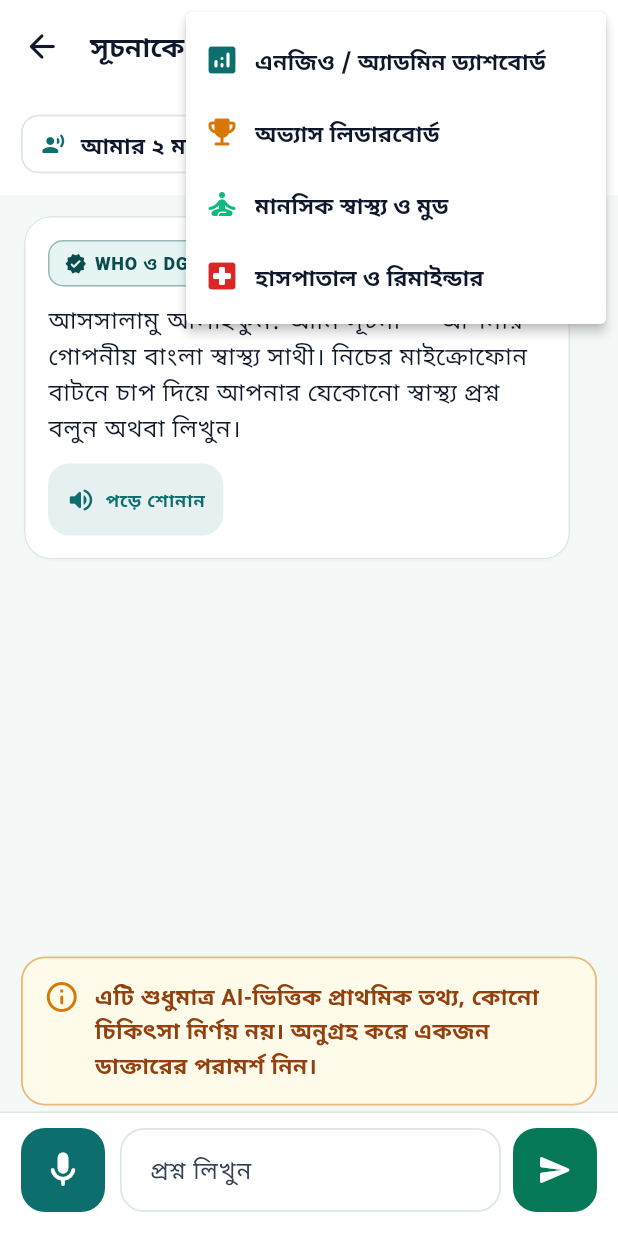
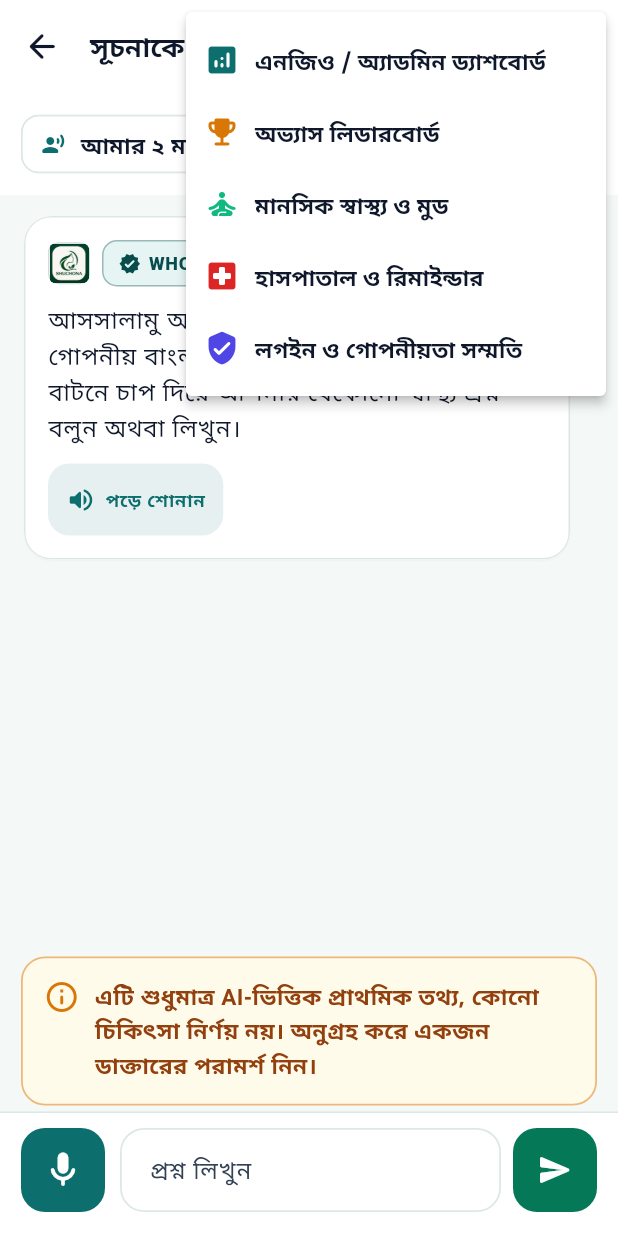
Before and after one commit to ftniloy5757/SHUCHONA, a Flutter app: the VoiceChatbotScreen screen opened by its route, after a tap on the "more vert" icon, on a phone screen of 412 x 824 dp. Run offline on Flutter 3.47's test engine with Material 3 defaults, Android fonts, the phone set to English and light mode, and no system bars; our stand-ins replace cloud_firestore, connectivity_plus, firebase_auth, firebase_core, firebase_messaging, fl_chart and 11 more; accounts and stored records are empty.

Commit message:
feat: apply official shuchona_logo branding across all screens & app icons + auto demo login
- Use shuchona_logo.png across Android legacy & adaptive/monochrome icons (mipmap-*, drawable-*),
  Android splash screen, notification status icon, iOS/macOS AppIcons, Web PWA icons, and README.md.
- Add bundled assets/branding/shuchona_logo.png + ShuchonaLogo widget across AppBar, Onboarding,
  Informed Consent, Voice Chatbot assistant cards, and Craving SOS modal.
- Enable automatic Demo Tester login + consent on fresh install so APK testers enter /home
  immediately without credentials (with Login & Privacy Consent still accessible via Menu/Settings).
- Rebuild & verify signed Release APK v1.0.0+2 (43.3 MB) on Pixel 9 Android emulator.

```diff
--- a/lib/core/offline_sync/notification_service.dart
+++ b/lib/core/offline_sync/notification_service.dart
@@ -94,7 +94,9 @@ class NotificationService {
         tz.setLocalLocation(tz.getLocation('Asia/Dhaka'));
       } catch (_) {}
 
-      const androidInit = AndroidInitializationSettings('@mipmap/ic_launcher');
+      const androidInit = AndroidInitializationSettings(
+        '@drawable/ic_stat_shuchona',
+      );
       const darwinInit = DarwinInitializationSettings(
         requestAlertPermission: false,
         requestBadgePermission: false,
@@ -167,6 +169,7 @@ class NotificationService {
           channelDescription: 'Bangla voice dosage and daily health reminders',
           importance: Importance.high,
           priority: Priority.high,
+          largeIcon: DrawableResourceAndroidBitmap('@mipmap/ic_launcher'),
         ),
         iOS: DarwinNotificationDetails(),
       );
@@ -211,6 +214,7 @@ class NotificationService {
           channelDescription: 'High-priority blood SOS and urgent alerts',
           importance: Importance.max,
           priority: Priority.max,
+          largeIcon: DrawableResourceAndroidBitmap('@mipmap/ic_launcher'),
         ),
         iOS: DarwinNotificationDetails(),
       );
--- a/lib/core/widgets/shuchona_app_bar.dart
+++ b/lib/core/widgets/shuchona_app_bar.dart
@@ -4,6 +4,7 @@ import 'package:go_router/go_router.dart';
 import 'package:shuchona/core/localization/app_strings.dart';
 import 'package:shuchona/core/offline_sync/app_state_providers.dart';
 import 'package:shuchona/core/theme/app_colors.dart';
+import 'package:shuchona/core/widgets/shuchona_logo.dart';
 
 /// Shared Enterprise Top App Bar featuring:
 /// - Instant Bangla <-> English runtime switcher
@@ -51,26 +52,7 @@ class ShuchonaAppBar extends ConsumerWidget implements PreferredSizeWidget {
       title: Row(
         children: [
           if (!showBackButton) ...[
-            Container(
-              width: 36,
-              height: 36,
-              decoration: BoxDecoration(
-                color: isDark
-                    ? AppColors.darkAccentBlue
-                    : AppColors.primaryTeal,
-                borderRadius: BorderRadius.circular(11),
-              ),
-              child: Center(
-                child: Text(
-                  'সূ',
-                  style: TextStyle(
-                    color: isDark ? AppColors.darkCanvas : Colors.white,
-                    fontSize: 20,
-                    fontWeight: FontWeight.w900,
-                  ),
-                ),
-              ),
-            ),
+            const ShuchonaLogo(size: 38),
             const SizedBox(width: 10),
           ],
           Expanded(
@@ -148,6 +130,9 @@ class ShuchonaAppBar extends ConsumerWidget implements PreferredSizeWidget {
               if (currentPath != '/wellness') {
                 context.push('/wellness');
               }
+            } else if (value == 'onboarding') {
+              ref.read(adminRoleProvider.notifier).state = false;
+              ref.read(userSessionProvider.notifier).signOutToOnboarding();
             }
           },
           itemBuilder: (context) => [
@@ -222,6 +207,23 @@ class ShuchonaAppBar extends ConsumerWidget implements PreferredSizeWidget {
                 ],
               ),
             ),
+            PopupMenuItem(
+              value: 'onboarding',
+              child: Row(
+                children: [
+                  const Icon(
+                    Icons.verified_user_rounded,
+                    color: AppColors.indigoSoft,
+                  ),
+                  const SizedBox(width: 10),
+                  Flexible(
+                    child: Text(
+                      s.tr('লগইন ও গোপনীয়তা সম্মতি', 'Login & Privacy Consent'),
+                    ),
+                  ),
+                ],
+              ),
+            ),
           ],
         ),
         const SizedBox(width: 4),
--- /dev/null
+++ b/lib/core/widgets/shuchona_logo.dart
@@ -0,0 +1,46 @@
+import 'package:flutter/material.dart';
+import 'package:shuchona/core/theme/app_colors.dart';
+
+/// Official SHUCHONA brand mark backed by `assets/branding/shuchona_logo.png`.
+class ShuchonaLogo extends StatelessWidget {
+  const ShuchonaLogo({
+    super.key,
+    this.size = 40,
+    this.borderRadius,
+  });
+
+  final double size;
+  final double? borderRadius;
+
+  @override
+  Widget build(BuildContext context) {
+    final isDark = Theme.of(context).brightness == Brightness.dark;
+    final radius = borderRadius ?? (size * 0.24);
+
+    return Semantics(
+      image: true,
+      label: 'SHUCHONA (সূচনা) Logo',
+      child: Container(
+        width: size,
+        height: size,
+        decoration: BoxDecoration(
+          borderRadius: BorderRadius.circular(radius),
+          border: Border.all(
+            color: isDark
+                ? AppColors.darkAccentBlue.withValues(alpha: 0.45)
+                : const Color(0xFF043E2D).withValues(alpha: 0.18),
+            width: 1,
+          ),
+        ),
+        clipBehavior: Clip.antiAlias,
+        child: Image.asset(
+          'assets/branding/shuchona_logo.png',
+          width: size,
+          height: size,
+          fit: BoxFit.cover,
+          filterQuality: FilterQuality.medium,
+        ),
+      ),
+    );
+  }
+}
--- a/lib/features/voice_chatbot/voice_chatbot_screen.dart
+++ b/lib/features/voice_chatbot/voice_chatbot_screen.dart
@@ -12,6 +12,7 @@ import 'package:shuchona/core/widgets/accessible_card.dart';
 import 'package:shuchona/core/widgets/mandatory_disclaimer_banner.dart';
 import 'package:shuchona/core/widgets/severity_badge.dart';
 import 'package:shuchona/core/widgets/shuchona_app_bar.dart';
+import 'package:shuchona/core/widgets/shuchona_logo.dart';
 import 'package:shuchona/features/find_care/find_care_provider.dart';
 import 'package:shuchona/features/voice_chatbot/chatbot_provider.dart';
 
@@ -235,6 +236,8 @@ class _VoiceChatbotScreenState extends ConsumerState<VoiceChatbotScreen> {
                       children: [
                         Row(
                           children: [
+                            const ShuchonaLogo(size: 28),
+                            const SizedBox(width: 8),
                             Expanded(
                               child: SeverityBadge(
                                 label: s.tr(
--- a/pubspec.yaml
+++ b/pubspec.yaml
@@ -1,7 +1,7 @@
 name: shuchona
 description: "SHUCHONA (সূচনা) - Offline-first Voice & Vision AI Healthcare, Prescription Safety, Behavioral Wellness, and Community Emergency Companion for Rural Bangladesh"
 publish_to: 'none'
-version: 1.0.0+1
+version: 1.0.0+2
 
 environment:
   sdk: ^3.11.5
@@ -50,4 +50,5 @@ dev_dependencies:
 flutter:
   uses-material-design: true
   assets:
+    - assets/branding/
     - assets/prescriptions/
```
Also changed, not shown: lib/core/offline_sync/app_state_providers.dart (+36 -4 lines), lib/core/widgets/main_shell_scaffold.dart (+21 -2 lines), lib/features/craving_sos/craving_sos_modal.dart (+15 -2 lines), lib/features/find_care/find_care_screen.dart (+22 -0 lines), lib/features/onboarding_consent/onboarding_screen.dart (+15 -24 lines), SHUCHONA Women’s Health AI Logo.png (added), assets/branding/shuchona_logo.png (added), shuchona_logo.png (added), 59 other files.
